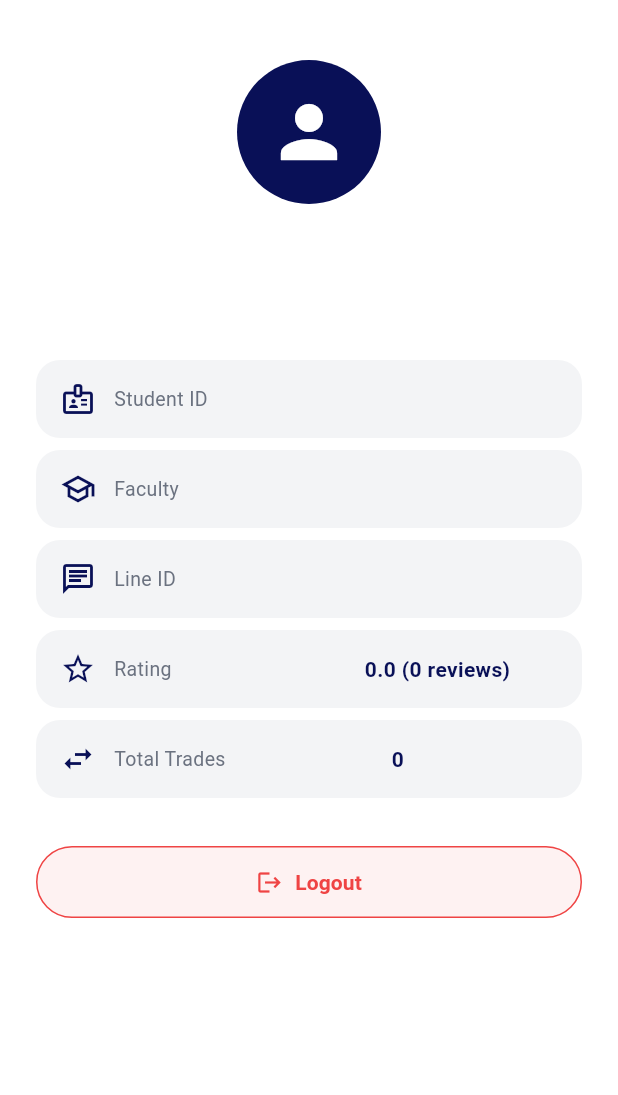
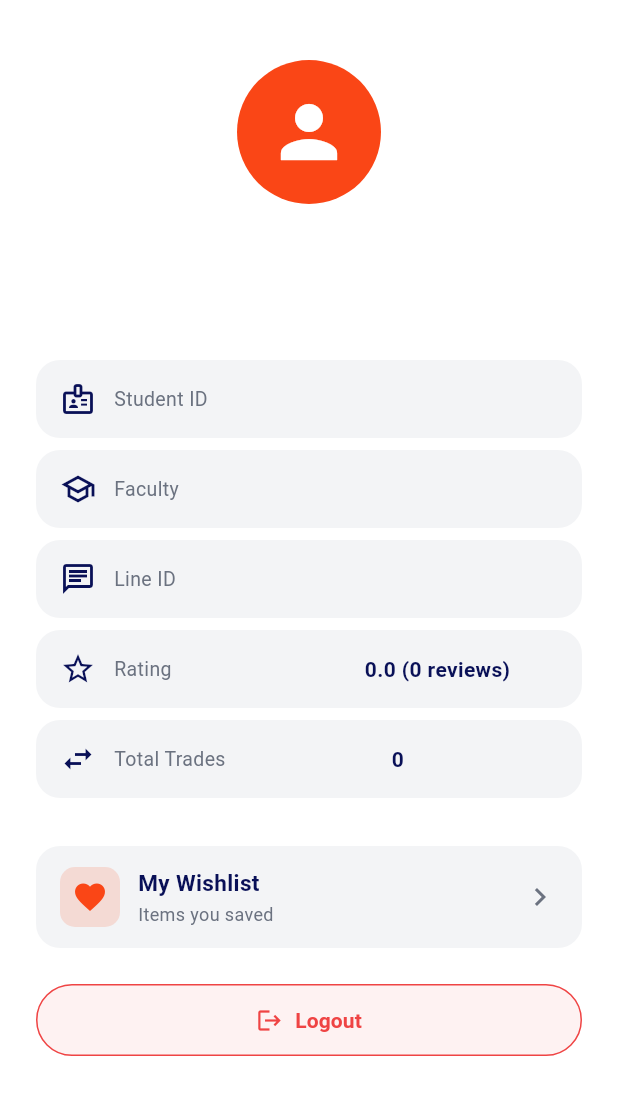
Before and after one commit to sorasitlaiget/ModSwap, a Flutter app: the _MenuPage screen opened directly, on a phone screen of 412 x 824 dp. Shown: the top 1095 px of the screen. Run offline on Flutter 3.47's test engine with Material 3 defaults, Android fonts, the phone set to English and light mode, and no system bars; our stand-ins replace cached_network_image, cloud_firestore, dio, firebase_auth, firebase_core, firebase_storage and 2 more; accounts and stored records are empty; network calls fail.

Commit message:
add wishlsit functionn

```diff
--- a/my_final_app/lib/screen/main_navigation_screen.dart
+++ b/my_final_app/lib/screen/main_navigation_screen.dart
@@ -6,6 +6,7 @@ import '../widgets/bottom_nav/mod_swap_bottom_nav.dart';
 import 'home_screen.dart';
 import 'my_items_screen.dart';
 import 'post_item_screen.dart';
+import 'wishlist_screen.dart';
 
 class MainNavigationScreen extends StatefulWidget {
   const MainNavigationScreen({super.key});
@@ -165,7 +166,7 @@ class _MenuPage extends StatelessWidget {
               const SizedBox(height: 16),
               const CircleAvatar(
                 radius: 48,
-                backgroundColor: AppColors.navy,
+                backgroundColor: AppColors.orange,
                 child: Icon(Icons.person, size: 56, color: Colors.white),
               ),
               const SizedBox(height: 16),
@@ -214,6 +215,24 @@ class _MenuPage extends StatelessWidget {
                 value: '${profile.totalTrades}',
               ),
               const SizedBox(height: 32),
+
+              // ⭐ Wishlist navigation
+              _MenuActionCard(
+                icon: Icons.favorite,
+                iconColor: AppColors.orange,
+                label: 'My Wishlist',
+                subtitle: 'Items you saved',
+                onTap: () {
+                  Navigator.push(
+                    context,
+                    MaterialPageRoute(
+                      builder: (_) => const WishlistScreen(),
+                    ),
+                  );
+                },
+              ),
+              const SizedBox(height: 24),
+
               SizedBox(
                 width: double.infinity,
                 child: OutlinedButton.icon(
@@ -290,3 +309,74 @@ class _InfoCard extends StatelessWidget {
     );
   }
 }
+
+/// Tappable menu card for navigation actions (e.g., Wishlist)
+class _MenuActionCard extends StatelessWidget {
+  final IconData icon;
+  final Color iconColor;
+  final String label;
+  final String subtitle;
+  final VoidCallback onTap;
+
+  const _MenuActionCard({
+    required this.icon,
+    required this.iconColor,
+    required this.label,
+    required this.subtitle,
+    required this.onTap,
+  });
+
+  @override
+  Widget build(BuildContext context) {
+    return InkWell(
+      onTap: onTap,
+      borderRadius: BorderRadius.circular(16),
+      child: Container(
+        padding: const EdgeInsets.symmetric(horizontal: 16, vertical: 14),
+        decoration: BoxDecoration(
+          color: AppColors.softGray,
+          borderRadius: BorderRadius.circular(16),
+        ),
+        child: Row(
+          children: [
+            Container(
+              padding: const EdgeInsets.all(8),
+              decoration: BoxDecoration(
+                color: iconColor.withValues(alpha: 0.15),
+                borderRadius: BorderRadius.circular(10),
+              ),
+              child: Icon(icon, color: iconColor),
+            ),
+            const SizedBox(width: 12),
+            Column(
+              crossAxisAlignment: CrossAxisAlignment.start,
+              children: [
+                Text(
+                  label,
+                  style: const TextStyle(
+                    fontWeight: FontWeight.w600,
+                    color: AppColors.navy,
+                    fontSize: 15,
+                  ),
+                ),
+                const SizedBox(height: 2),
+                Text(
+                  subtitle,
+                  style: const TextStyle(
+                    color: AppColors.textGray,
+                    fontSize: 12,
+                  ),
+                ),
+              ],
+            ),
+            const Spacer(),
+            const Icon(
+              Icons.chevron_right,
+              color: AppColors.textGray,
+            ),
+          ],
+        ),
+      ),
+    );
+  }
+}
```
Also changed, not shown: my_final_app/lib/screen/listing_detail_screen.dart (+89 -1 lines), my_final_app/lib/screen/wishlist_screen.dart (added, +167 -0 lines), my_final_app/lib/services/wishlist_service.dart (added, +99 -0 lines).
